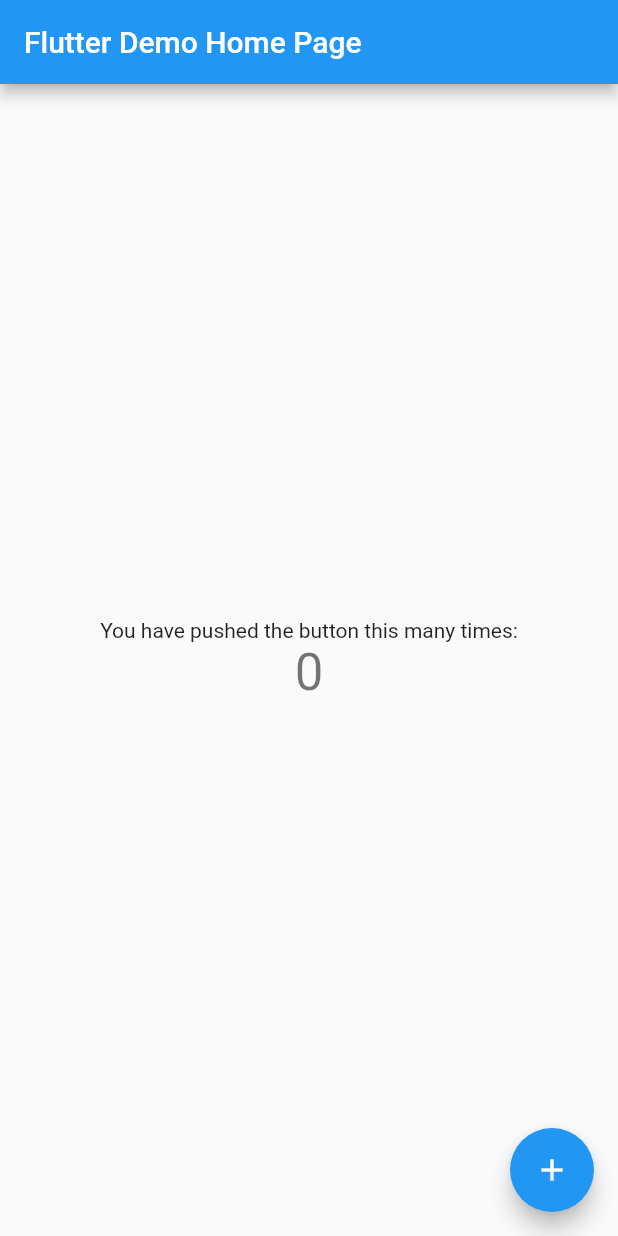
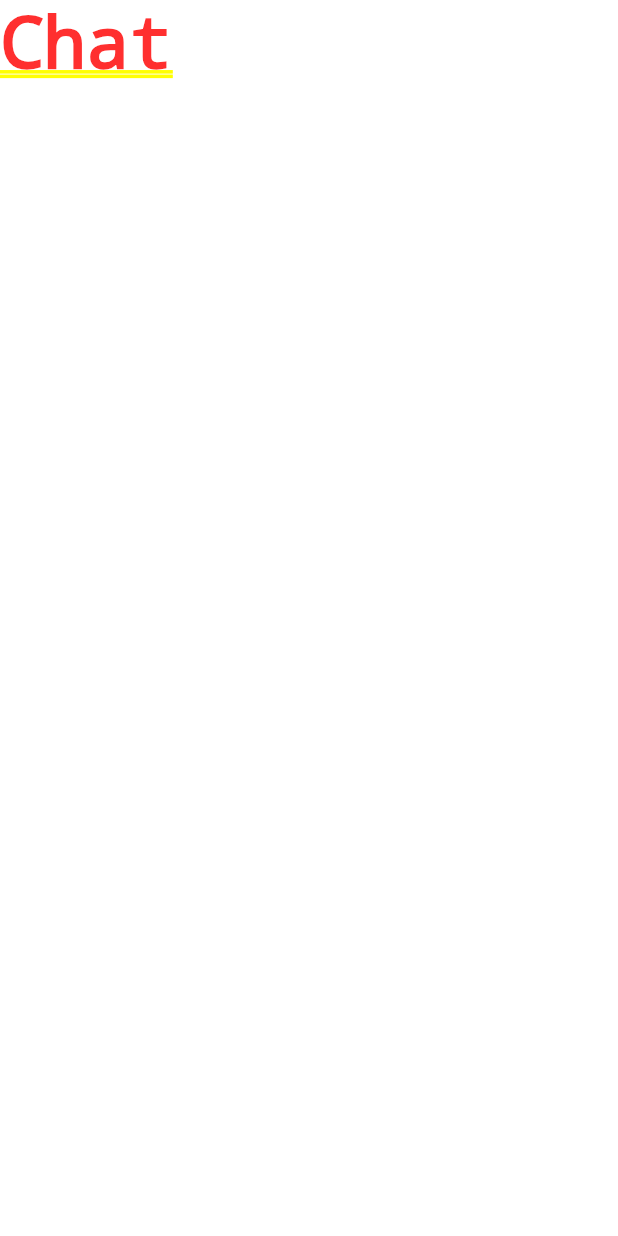
Before and after one commit to zilurrane/chat, a Flutter app: the screen it shows after launch, on a phone screen of 412 x 824 dp. Run offline on Flutter 3.47's test engine with Material 2 defaults, Android fonts, the phone set to English and light mode, and no system bars.

Commit message:
Added constants and light and dark theme

```diff
--- /dev/null
+++ b/lib/app.dart
@@ -0,0 +1,16 @@
+import 'package:chat/shared/theme/theme_data.dart';
+import 'package:flutter/material.dart';
+
+class App extends StatelessWidget {
+  const App({super.key});
+
+  @override
+  Widget build(BuildContext context) {
+    return MaterialApp(
+        title: 'Chat',
+        theme: ThemeConfig.lightTheme,
+        darkTheme: ThemeConfig.darkTheme,
+        home: const Text('Chat'),
+        debugShowCheckedModeBanner: false);
+  }
+}
--- a/lib/main.dart
+++ b/lib/main.dart
@@ -1,115 +1,6 @@
+import 'package:chat/app.dart';
 import 'package:flutter/material.dart';
 
 void main() {
-  runApp(const MyApp());
+  runApp(const App());
 }
-
-class MyApp extends StatelessWidget {
-  const MyApp({super.key});
-
-  // This widget is the root of your application.
-  @override
-  Widget build(BuildContext context) {
-    return MaterialApp(
-      title: 'Flutter Demo',
-      theme: ThemeData(
-        // This is the theme of your application.
-        //
-        // Try running your application with "flutter run". You'll see the
-        // application has a blue toolbar. Then, without quitting the app, try
-        // changing the primarySwatch below to Colors.green and then invoke
-        // "hot reload" (press "r" in the console where you ran "flutter run",
-        // or simply save your changes to "hot reload" in a Flutter IDE).
-        // Notice that the counter didn't reset back to zero; the application
-        // is not restarted.
-        primarySwatch: Colors.blue,
-      ),
-      home: const MyHomePage(title: 'Flutter Demo Home Page'),
-    );
-  }
-}
-
-class MyHomePage extends StatefulWidget {
-  const MyHomePage({super.key, required this.title});
-
-  // This widget is the home page of your application. It is stateful, meaning
-  // that it has a State object (defined below) that contains fields that affect
-  // how it looks.
-
-  // This class is the configuration for the state. It holds the values (in this
-  // case the title) provided by the parent (in this case the App widget) and
-  // used by the build method of the State. Fields in a Widget subclass are
-  // always marked "final".
-
-  final String title;
-
-  @override
-  State<MyHomePage> createState() => _MyHomePageState();
-}
-
-class _MyHomePageState extends State<MyHomePage> {
-  int _counter = 0;
-
-  void _incrementCounter() {
-    setState(() {
-      // This call to setState tells the Flutter framework that something has
-      // changed in this State, which causes it to rerun the build method below
-      // so that the display can reflect the updated values. If we changed
-      // _counter without calling setState(), then the build method would not be
-      // called again, and so nothing would appear to happen.
-      _counter++;
-    });
-  }
-
-  @override
-  Widget build(BuildContext context) {
-    // This method is rerun every time setState is called, for instance as done
-    // by the _incrementCounter method above.
-    //
-    // The Flutter framework has been optimized to make rerunning build methods
-    // fast, so that you can just rebuild anything that needs updating rather
-    // than having to individually change instances of widgets.
-    return Scaffold(
-      appBar: AppBar(
-        // Here we take the value from the MyHomePage object that was created by
-        // the App.build method, and use it to set our appbar title.
-        title: Text(widget.title),
-      ),
-      body: Center(
-        // Center is a layout widget. It takes a single child and positions it
-        // in the middle of the parent.
-        child: Column(
-          // Column is also a layout widget. It takes a list of children and
-          // arranges them vertically. By default, it sizes itself to fit its
-          // children horizontally, and tries to be as tall as its parent.
-          //
-          // Invoke "debug painting" (press "p" in the console, choose the
-          // "Toggle Debug Paint" action from the Flutter Inspector in Android
-          // Studio, or the "Toggle Debug Paint" command in Visual Studio Code)
-          // to see the wireframe for each widget.
-          //
-          // Column has various properties to control how it sizes itself and
-          // how it positions its children. Here we use mainAxisAlignment to
-          // center the children vertically; the main axis here is the vertical
-          // axis because Columns are vertical (the cross axis would be
-          // horizontal).
-          mainAxisAlignment: MainAxisAlignment.center,
-          children: <Widget>[
-            const Text(
-              'You have pushed the button this many times:',
-            ),
-            Text(
-              '$_counter',
-              style: Theme.of(context).textTheme.headline4,
-            ),
-          ],
-        ),
-      ),
-      floatingActionButton: FloatingActionButton(
-        onPressed: _incrementCounter,
-        tooltip: 'Increment',
-        child: const Icon(Icons.add),
-      ), // This trailing comma makes auto-formatting nicer for build methods.
-    );
-  }
-}
--- /dev/null
+++ b/lib/shared/constants/color_constants.dart
@@ -0,0 +1,10 @@
+import 'package:flutter/material.dart';
+
+class ColorConstants {
+  static const Color lightScaffoldBackgroundColor = Color(0xFFFFFFFF);
+  static const Color darkScaffoldBackgroundColor = Color(0xFF2F2E2E);
+  static const Color secondaryAppColor = Color(0xFF75C00A);
+  static const Color tertiaryAppColor = Color(0xFF003366);
+  static const Color secondaryDarkAppColor = Colors.white;
+  static const Color primaryHintColor = Color(0xFFB8B8B8);
+}
--- /dev/null
+++ b/lib/shared/constants/image_constants.dart
@@ -0,0 +1,20 @@
+class AllImages {
+  AllImages._();
+  static final AllImages _instance = AllImages._();
+  factory AllImages() => _instance;
+
+  String image = 'assets/image';
+  String logo = 'assets/images/logo.png';
+  String kDefaultImage =
+      'https://cdn.pixabay.com/photo/2016/08/08/09/17/avatar-1577909_1280.png';
+
+  String appBarLogo = 'assets/images/pngs/logo_71_29.png';
+
+  String seater1 = 'assets/images/pngs/seater_1.png';
+
+  String seater3 = 'assets/images/pngs/seater_3.png';
+
+  String seater4 = 'assets/images/pngs/seater_4.png';
+
+  String seater6 = 'assets/images/pngs/seater_6.png';
+}
--- /dev/null
+++ b/lib/shared/constants/string_constants.dart
@@ -0,0 +1,3 @@
+library constants;
+
+const String appName = "Chat";
--- /dev/null
+++ b/lib/shared/theme/theme_data.dart
@@ -0,0 +1,208 @@
+import 'package:chat/shared/constants/color_constants.dart';
+import 'package:flutter/cupertino.dart';
+import 'package:flutter/material.dart';
+import 'package:flutter/services.dart';
+
+class ThemeConfig {
+  static ThemeData get darkTheme => createTheme(
+        brightness: Brightness.dark,
+        background: ColorConstants.darkScaffoldBackgroundColor,
+        cardBackground: ColorConstants.secondaryDarkAppColor,
+        primaryText: Colors.white,
+        secondaryText: Colors.black,
+        tertiaryText: ColorConstants.tertiaryAppColor,
+        accentColor: ColorConstants.secondaryDarkAppColor,
+        divider: Colors.black45,
+        buttonBackground: Colors.white,
+        buttonText: ColorConstants.secondaryDarkAppColor,
+        disabled: ColorConstants.secondaryDarkAppColor,
+        error: Colors.red,
+      );
+
+  static ThemeData get lightTheme => createTheme(
+        brightness: Brightness.light,
+        background: ColorConstants.lightScaffoldBackgroundColor,
+        cardBackground: ColorConstants.lightScaffoldBackgroundColor,
+        primaryText: Colors.black,
+        secondaryText: ColorConstants.secondaryAppColor,
+        tertiaryText: ColorConstants.tertiaryAppColor,
+        accentColor: ColorConstants.secondaryAppColor,
+        divider: ColorConstants.secondaryAppColor,
+        buttonBackground: Colors.black38,
+        buttonText: ColorConstants.secondaryAppColor,
+        disabled: ColorConstants.secondaryAppColor,
+        error: Colors.red,
+      );
+
+  static ThemeData createTheme({
+    required Brightness brightness,
+    required Color background,
+    required Color primaryText,
+    required Color secondaryText,
+    required Color tertiaryText,
+    required Color accentColor,
+    required Color divider,
+    required Color buttonBackground,
+    required Color buttonText,
+    required Color cardBackground,
+    required Color disabled,
+    required Color error,
+  }) {
+    final baseTextTheme = brightness == Brightness.dark
+        ? Typography.blackMountainView
+        : Typography.whiteMountainView;
+
+    return ThemeData(
+      brightness: brightness,
+      canvasColor: background,
+      cardColor: background,
+      dividerColor: divider,
+      dividerTheme: DividerThemeData(
+        color: divider,
+        space: 1,
+        thickness: 1,
+      ),
+      cardTheme: CardTheme(
+        color: cardBackground,
+        margin: EdgeInsets.zero,
+        clipBehavior: Clip.antiAliasWithSaveLayer,
+      ),
+      elevatedButtonTheme: ElevatedButtonThemeData(
+          style: ButtonStyle(
+              shape: MaterialStateProperty.all<RoundedRectangleBorder>(
+                  RoundedRectangleBorder(
+                borderRadius: BorderRadius.circular(8.0),
+              )),
+              padding: MaterialStateProperty.all<EdgeInsets>(
+                  const EdgeInsets.all(5)))),
+      backgroundColor: background,
+      primaryColor: accentColor,
+      toggleableActiveColor: accentColor,
+      appBarTheme: AppBarTheme(
+          systemOverlayStyle:
+              SystemUiOverlayStyle(statusBarBrightness: brightness),
+          color: cardBackground,
+          iconTheme: IconThemeData(
+            color: tertiaryText,
+          ),
+          titleTextStyle:
+              TextStyle(color: tertiaryText, fontWeight: FontWeight.bold, fontSize: 18)),
+      iconTheme: IconThemeData(
+        color: secondaryText,
+        size: 16.0,
+      ),
+      errorColor: error,
+      buttonTheme: ButtonThemeData(
+        textTheme: ButtonTextTheme.primary,
+        colorScheme: ColorScheme(
+          brightness: brightness,
+          primary: accentColor,
+          primaryVariant: accentColor,
+          secondary: accentColor,
+          secondaryVariant: accentColor,
+          surface: background,
+          background: background,
+          error: error,
+          onPrimary: buttonText,
+          onSecondary: buttonText,
+          onSurface: buttonText,
+          onBackground: buttonText,
+          onError: buttonText,
+        ),
+        padding: const EdgeInsets.all(16.0),
+      ),
+      cupertinoOverrideTheme: CupertinoThemeData(
+        brightness: brightness,
+        primaryColor: accentColor,
+      ),
+      inputDecorationTheme: InputDecorationTheme(
+        errorStyle: TextStyle(color: error),
+        labelStyle: TextStyle(
+          fontFamily: '',
+          fontWeight: FontWeight.w600,
+          fontSize: 16.0,
+          color: primaryText.withOpacity(0.5),
+        ),
+        hintStyle: TextStyle(
+          color: secondaryText,
+          fontSize: 13.0,
+          fontWeight: FontWeight.w300,
+        ),
+      ),
+      fontFamily: '',
+      textTheme: TextTheme(
+        headline1: baseTextTheme.headline1?.copyWith(
+          color: tertiaryText,
+          fontSize: 34.0,
+          fontWeight: FontWeight.bold,
+        ),
+        headline2: baseTextTheme.headline2?.copyWith(
+          color: tertiaryText,
+          fontSize: 22,
+          fontWeight: FontWeight.bold,
+        ),
+        headline3: baseTextTheme.headline3?.copyWith(
+          color: tertiaryText,
+          fontSize: 20,
+          fontWeight: FontWeight.w600,
+        ),
+        headline4: baseTextTheme.headline4?.copyWith(
+          color: tertiaryText,
+          fontSize: 18,
+          fontWeight: FontWeight.w600,
+        ),
+        headline5: baseTextTheme.headline5?.copyWith(
+          color: tertiaryText,
+          fontSize: 16,
+          fontWeight: FontWeight.w700,
+        ),
+        headline6: baseTextTheme.headline6?.copyWith(
+          color: tertiaryText,
+          fontSize: 14,
+          fontWeight: FontWeight.w700,
+        ),
+        bodyText1: baseTextTheme.bodyText1?.copyWith(
+          color: primaryText,
+          fontSize: 15,
+        ),
+        bodyText2: baseTextTheme.bodyText2?.copyWith(
+          color: primaryText,
+          fontSize: 13,
+          fontWeight: FontWeight.w400,
+        ),
+        button: baseTextTheme.button?.copyWith(
+          color: primaryText,
+          fontSize: 12.0,
+          fontWeight: FontWeight.w700,
+        ),
+        caption: baseTextTheme.caption?.copyWith(
+          color: primaryText,
+          fontSize: 11.0,
+          fontWeight: FontWeight.w300,
+        ),
+        overline: baseTextTheme.overline?.copyWith(
+          color: secondaryText,
+          fontSize: 11.0,
+          fontWeight: FontWeight.w500,
+        ),
+        subtitle1: baseTextTheme.subtitle1?.copyWith(
+          color: primaryText,
+          fontSize: 16.0,
+          fontWeight: FontWeight.w700,
+        ),
+        subtitle2: baseTextTheme.subtitle2?.copyWith(
+          color: secondaryText,
+          fontSize: 11.0,
+          fontWeight: FontWeight.w500,
+        ),
+      ),
+      colorScheme: ColorScheme.fromSwatch()
+          .copyWith(secondary: accentColor, brightness: brightness),
+      textSelectionTheme: TextSelectionThemeData(
+        cursorColor: accentColor,
+        selectionColor: accentColor,
+        selectionHandleColor: accentColor,
+      ),
+    );
+  }
+}
```
Also changed, not shown: 1 other file.
